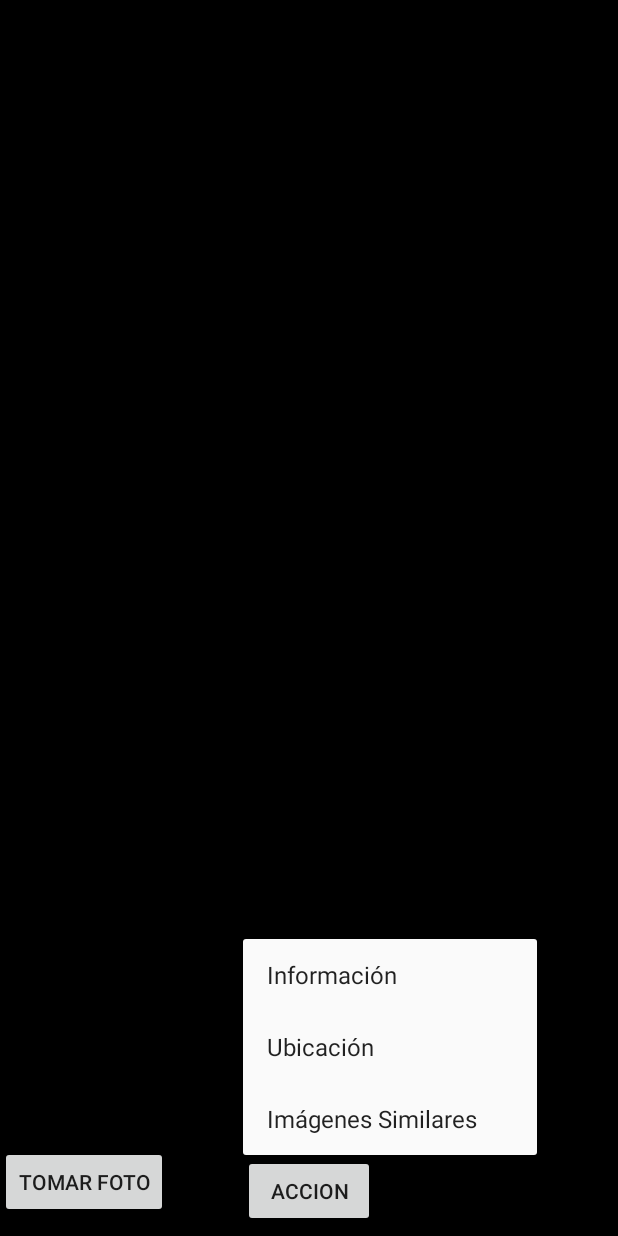
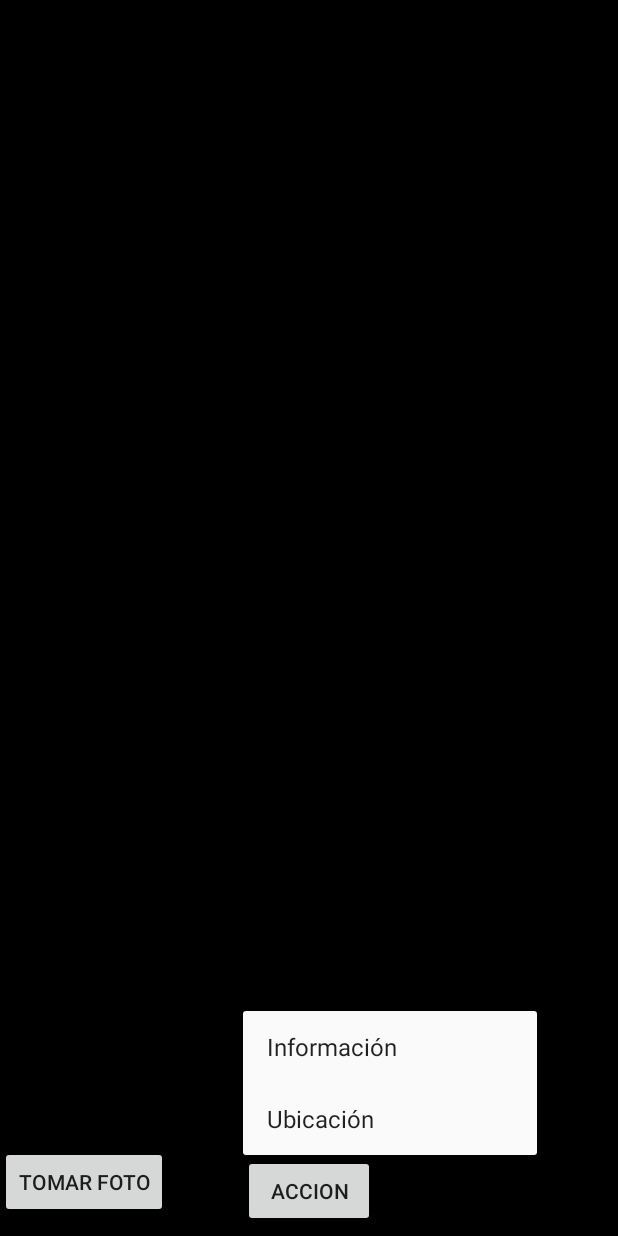
Before and after one commit to Ivan-Jimenez/Android-search-by-image, an Android app: the screen it shows after launch (MainScreenActivity), after a tap on "ACCION", on a phone screen of 412 x 824 dp. Run offline under Robolectric (Android 15) with nearby library versions, the phone set to English and light mode, and no system bars; libraries missing offline, so code that uses them is left out: com.google.firebase.ml; 2 statements that could not run were skipped.

Commit message:
code clean up

```diff
--- a/app/src/main/res/menu/action_button_menu.xml
+++ b/app/src/main/res/menu/action_button_menu.xml
@@ -9,8 +9,4 @@
         android:title="Ubicación"
         android:orderInCategory="100"
         app:showAsAction="never" />
-    <item android:id="@+id/similar_images"
-        android:title="Imágenes Similares"
-        android:orderInCategory="100"
-        app:showAsAction="never" />
 </menu>
```
